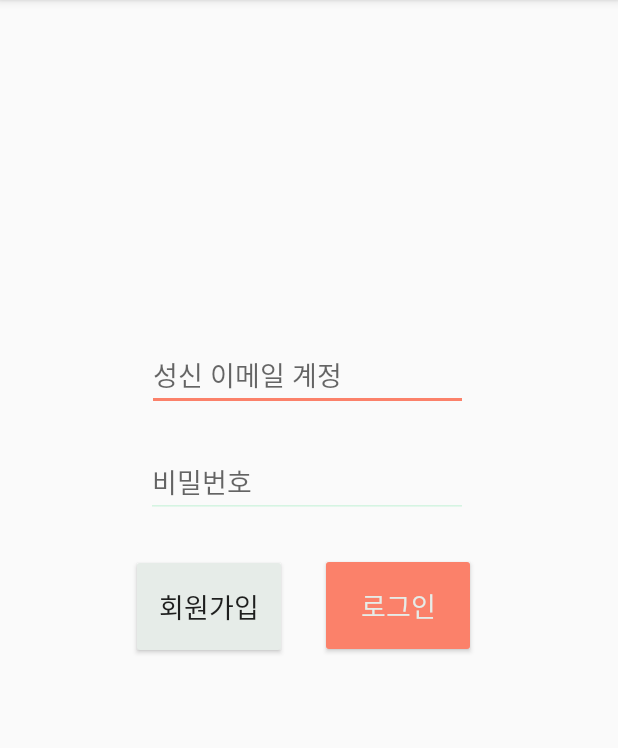
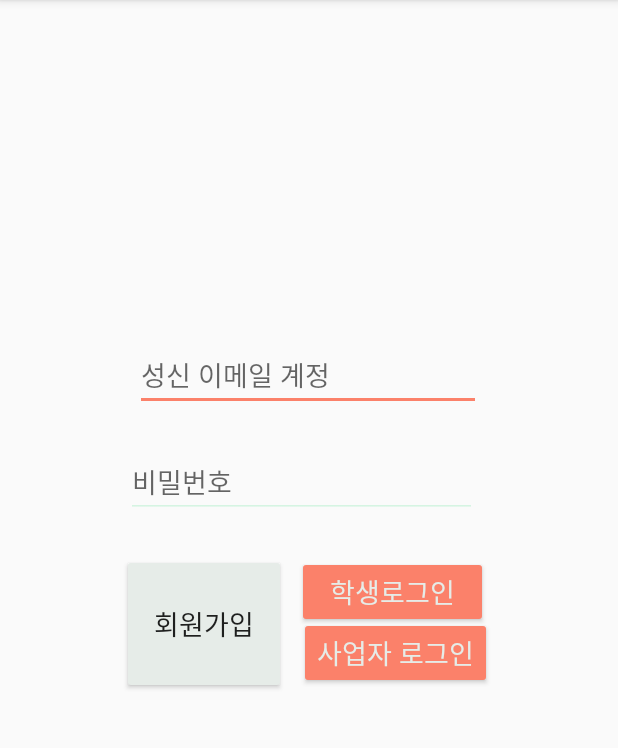
Before and after one commit to sswu-kankoo/end3, an Android app: the screen it shows after launch (MainActivity), on a phone screen of 412 x 824 dp, the part 84-832 px from its top. Run offline under Robolectric (Android 15) with nearby library versions, the phone set to English and light mode, and no system bars; our stand-ins replace Volley.

Commit message:
08232217

```diff
--- a/app/src/main/java/com/kankoo/end3/MainActivity.java
+++ b/app/src/main/java/com/kankoo/end3/MainActivity.java
@@ -1,49 +1,40 @@
 package com.kankoo.end3;
 
-import androidx.appcompat.app.AppCompatActivity;
-import android.util.Log;
-import android.app.Activity;
 import android.app.AlertDialog;
-import android.os.AsyncTask;
-import android.widget.EditText;
-import android.widget.ListAdapter;
-import android.widget.ListView;
-import android.widget.SimpleAdapter;
-
-import org.json.JSONArray;
-import org.json.JSONException;
-import org.json.JSONObject;
-
-import java.io.BufferedReader;
-import java.io.InputStreamReader;
-import java.net.HttpURLConnection;
-import java.net.URL;
-import java.util.ArrayList;
-import java.util.HashMap;
-
 import android.content.Intent;
 import android.os.Bundle;
 import android.os.StrictMode;
 import android.view.View;
 import android.widget.Button;
+import android.widget.EditText;
+import android.widget.Toast;
 
-import android.widget.Toast;
+import androidx.appcompat.app.AppCompatActivity;
 
 import com.android.volley.RequestQueue;
 import com.android.volley.Response;
 import com.android.volley.toolbox.Volley;
+import com.kankoo.end3.LoginRequest;
+import com.kankoo.end3.LoginRequest2;
+import com.kankoo.end3.R;
+import com.kankoo.end3.RegistChoose;
+import com.kankoo.end3.mainpage1;
+import com.kankoo.end3.mainpage2;
 
-import static androidx.core.os.LocaleListCompat.create;
+import org.json.JSONException;
+import org.json.JSONObject;
 
 public class MainActivity extends AppCompatActivity {
 
     private AlertDialog dialog;
+    private AlertDialog dialog2;
     private Button btnLogin;
     private Button btnRegist;
     private EditText etEmail;
     private EditText etPassword;
-    private String user1_id;
-    private String user1_pw;
+    private String user_id;
+    private String user_pw;
+    private Button btnLogin2;
 
 
     @Override
@@ -60,15 +51,16 @@ public class MainActivity extends AppCompatActivity {
         etEmail = (EditText) findViewById(R.id.etEmail);
         etPassword = (EditText) findViewById(R.id.etPassword);
         btnLogin = (Button) findViewById(R.id.btnLogin);
+        btnLogin2 = (Button) findViewById(R.id.btnLogin2);
 
-        //로그인 검증화면으로 전환
+        //학생 로그인 검증화면으로 전환
         btnLogin.setOnClickListener(new View.OnClickListener() {
 
             @Override
             public void onClick(View view) {
 
-                user1_id = etEmail.getText().toString();
-                user1_pw = etPassword.getText().toString();
+                user_id = etEmail.getText().toString();
+                user_pw = etPassword.getText().toString();
                 Response.Listener<String> responseListener = new Response.Listener<String>() {
                     @Override
                     public void onResponse(String response) {
@@ -77,8 +69,8 @@ public class MainActivity extends AppCompatActivity {
                             boolean success = jsonResponse.getBoolean("success");
                             if(success){
                                 Toast.makeText(MainActivity.this, "success", Toast.LENGTH_SHORT).show();
-                                user1_id = jsonResponse.getString("user1_id");
-                                user1_pw = jsonResponse.getString("user1_pw");
+                                user_id = jsonResponse.getString("user1_id");
+                                user_pw = jsonResponse.getString("user1_pw");
                                 Intent intent = new Intent(MainActivity.this, mainpage1.class);
                                 MainActivity.this.startActivity(intent);
                                 finish();
@@ -95,9 +87,10 @@ public class MainActivity extends AppCompatActivity {
                         }
                     }
                 };
-                LoginRequest LoginRequest = new LoginRequest(user1_id, user1_pw, responseListener);
+                LoginRequest LoginRequest = new LoginRequest(user_id, user_pw, responseListener);
                 RequestQueue queue = Volley.newRequestQueue(MainActivity.this);
                 queue.add(LoginRequest);
+                return;
 
 
             }
@@ -113,13 +106,48 @@ public class MainActivity extends AppCompatActivity {
             }
         });
 
+        //사업자 로그인 검증화면으로 전환
+        btnLogin2.setOnClickListener(new View.OnClickListener() {
+
+            @Override
+            public void onClick(View view) {
+                user_id = etEmail.getText().toString();
+                user_pw = etPassword.getText().toString();
+                Response.Listener<String> responseListener2 = new Response.Listener<String>() {
+                    @Override
+                    public void onResponse(String response) {
+                        try {
+                            JSONObject jsonResponse = new JSONObject(response);
+                            boolean success = jsonResponse.getBoolean("success");
+                            Toast.makeText(MainActivity.this, "success", Toast.LENGTH_SHORT).show();
+                            if(success){
+                                Toast.makeText(MainActivity.this, "success", Toast.LENGTH_SHORT).show();
+                                user_id = jsonResponse.getString("user2_id");
+                                user_pw = jsonResponse.getString("user2_pw");
+                                Intent intent2 = new Intent(MainActivity.this, mainpage2.class);
+                                MainActivity.this.startActivity(intent2);
+                                finish();
+                            } else {
+                                AlertDialog.Builder builder2 = new AlertDialog.Builder(MainActivity.this);
+                                dialog2 = builder2.setMessage("계정을 다시 확인하세요.")
+                                        .setPositiveButton("다시 확인", null)
+                                        .create();
+                                dialog2.show();
+                            }
+
+                        } catch (JSONException e) {
+                            e.printStackTrace();
+                        }
+                    }
+                };
+
+                LoginRequest2 LoginRequest2 = new LoginRequest2(user_id, user_pw, responseListener2);
+                RequestQueue queue2 = Volley.newRequestQueue(MainActivity.this);
+                queue2.add(LoginRequest2);
+
+
+            }
+
+        });
     }
-    /*@Override
-    protected void onStop(){
-        super.onStop();
-        if(dialog!=null){
-            dialog.dismiss();
-            dialog=null;
-        }
-    } */
 }
--- a/app/src/main/res/layout/activity_main.xml
+++ b/app/src/main/res/layout/activity_main.xml
@@ -6,63 +6,77 @@
 
     <EditText
         android:id="@+id/etEmail"
-        android:layout_width="wrap_content"
+        android:layout_width="234dp"
         android:layout_height="wrap_content"
         android:layout_alignParentStart="true"
         android:layout_alignParentLeft="true"
         android:layout_alignParentTop="true"
         android:layout_alignParentEnd="true"
-        android:layout_marginStart="98dp"
-        android:layout_marginLeft="98dp"
+        android:layout_marginStart="90dp"
+        android:layout_marginLeft="90dp"
         android:layout_marginTop="226dp"
-        android:layout_marginEnd="100dp"
+        android:layout_marginEnd="91dp"
         android:ems="10"
         android:hint="성신 이메일 계정" />
 
     <EditText
         android:id="@+id/etPassword"
-        android:layout_width="wrap_content"
+        android:layout_width="234dp"
         android:layout_height="wrap_content"
         android:layout_below="@+id/etEmail"
-        android:layout_alignParentStart="true"
         android:layout_alignParentLeft="true"
-        android:layout_alignParentEnd="true"
-        android:layout_marginStart="97dp"
-        android:layout_marginLeft="97dp"
+        android:layout_marginLeft="84dp"
         android:layout_marginTop="23dp"
-        android:layout_marginEnd="100dp"
         android:ems="10"
         android:hint="비밀번호" />
 
     <Button
+        android:id="@+id/btnLogin2"
+        style="?android:attr/buttonStyleSmall"
+        android:layout_width="wrap_content"
+        android:layout_height="wrap_content"
+        android:layout_below="@+id/btnLogin"
+        android:layout_alignParentStart="true"
+        android:layout_alignParentRight="true"
+        android:layout_marginStart="199dp"
+        android:layout_marginTop="-7dp"
+        android:layout_marginRight="86dp"
+        android:backgroundTint="#FB816A"
+        android:text="사업자 로그인"
+        android:textColor="#E6ECE8"
+        android:textSize="18sp" />
+
+    <Button
+        android:id="@+id/btnLogin"
+        style="?android:attr/buttonStyleSmall"
+        android:layout_width="127dp"
+        android:layout_height="wrap_content"
+        android:layout_below="@+id/etPassword"
+        android:layout_alignParentStart="true"
+        android:layout_alignParentRight="true"
+        android:layout_marginStart="198dp"
+        android:layout_marginTop="25dp"
+        android:layout_marginRight="86dp"
+        android:backgroundTint="#FB816A"
+        android:text="학생로그인"
+        android:textColor="#E6ECE8"
+        android:textSize="18sp" />
+
+    <Button
         android:id="@+id/btnRegist"
         style="?android:attr/buttonStyleSmall"
-        android:layout_width="104dp"
-        android:layout_height="70dp"
+        android:layout_width="109dp"
+        android:layout_height="93dp"
         android:layout_below="@+id/etPassword"
         android:layout_alignParentStart="true"
         android:layout_alignParentLeft="true"
-        android:layout_marginStart="87dp"
-        android:layout_marginLeft="87dp"
+        android:layout_marginStart="81dp"
+        android:layout_marginLeft="81dp"
         android:layout_marginTop="24dp"
         android:backgroundTint="#E6ECE8"
         android:text="회원가입"
         android:textSize="18sp" />
 
-    <Button
-        android:id="@+id/btnLogin"
-        style="?android:attr/buttonStyleSmall"
-        android:layout_width="104dp"
-        android:layout_height="70dp"
-        android:layout_below="@+id/etPassword"
-        android:layout_alignParentStart="true"
-        android:layout_alignParentRight="true"
-        android:layout_marginStart="213dp"
-        android:layout_marginTop="23dp"
-        android:layout_marginRight="94dp"
-        android:backgroundTint="#FB816A"
-        android:text="로그인"
-        android:textColor="#E6ECE8"
-        android:textSize="18sp" />
+
 
 </RelativeLayout>
```
Also changed, not shown: app/src/main/java/com/kankoo/end3/LoginRequest2.java (added, +27 -0 lines), app/src/main/java/com/kankoo/end3/RegistActivity1.java (+6 -11 lines).
